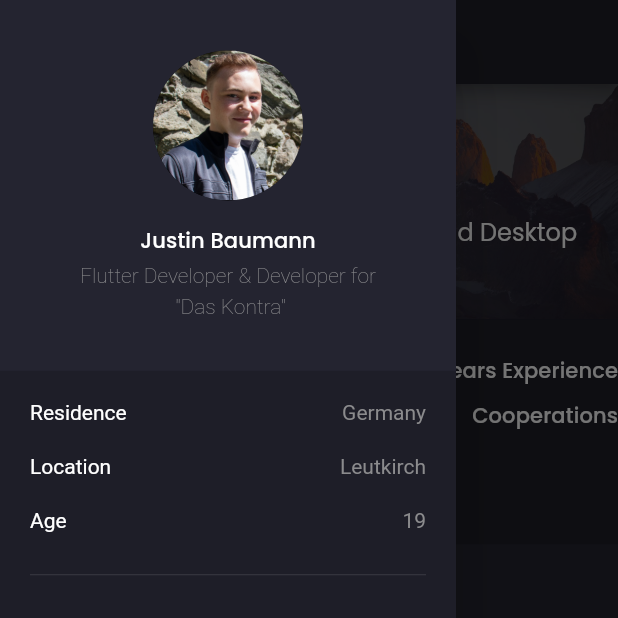
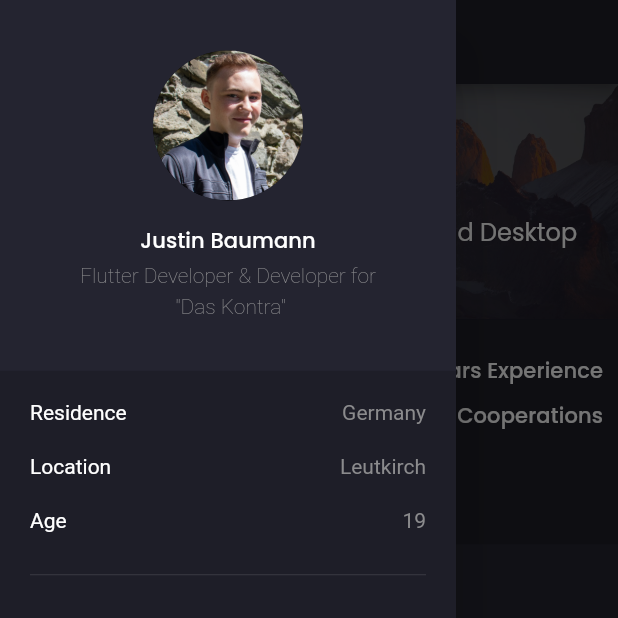
Before and after one commit to jxstxn1/Portfolio, a Flutter app: the screen it shows after launch, with the side drawer open, on a phone screen of 412 x 824 dp, the top half of it. Run offline on Flutter 3.47's test engine with Material 2 defaults, Android fonts, the light colour scheme and no system bars; drawn by our look-alikes of animated_text_kit; our stand-ins replace flutter_svg, google_fonts; missing offline and left inert: dart:html.

Commit message:
fixed some small scroll glow bugs

```diff
--- a/lib/screens/home/components/highlight_bar.dart
+++ b/lib/screens/home/components/highlight_bar.dart
@@ -15,7 +15,9 @@ class HighLightBar extends StatelessWidget {
     return Padding(
       padding: const EdgeInsets.symmetric(vertical: defaultPadding),
       child: Responsive.isMobileLarge(context)
-          ? Column(
+          ? Padding(
+              padding: const EdgeInsets.only(right: defaultPadding / 2),
+              child: Column(
                 children: [
                   Row(
                     mainAxisAlignment: MainAxisAlignment.spaceBetween,
@@ -56,8 +58,11 @@ class HighLightBar extends StatelessWidget {
                     ],
                   )
                 ],
+              ),
             )
-          : Row(
+          : Padding(
+              padding: const EdgeInsets.only(right: defaultPadding / 2),
+              child: Row(
                 mainAxisAlignment: MainAxisAlignment.spaceBetween,
                 children: [
                   HighLight(
@@ -90,6 +95,7 @@ class HighLightBar extends StatelessWidget {
                   ),
                 ],
               ),
+            ),
     );
   }
 }
--- a/lib/screens/main/components/side_menu.dart
+++ b/lib/screens/main/components/side_menu.dart
@@ -22,6 +22,7 @@ class SideMenu extends StatelessWidget {
             MyInfo(),
             Expanded(
               child: SingleChildScrollView(
+                physics: BouncingScrollPhysics(),
                 padding: EdgeInsets.all(defaultPadding),
                 child: Column(
                   children: [
--- a/lib/screens/main/main_screen.dart
+++ b/lib/screens/main/main_screen.dart
@@ -43,6 +43,7 @@ class MainScreen extends StatelessWidget {
               Expanded(
                 flex: 7,
                 child: SingleChildScrollView(
+                  physics: BouncingScrollPhysics(),
                   child: Column(
                     children: [
                       ...?children,
```
Lines whose indentation alone changed are shown as unchanged.
